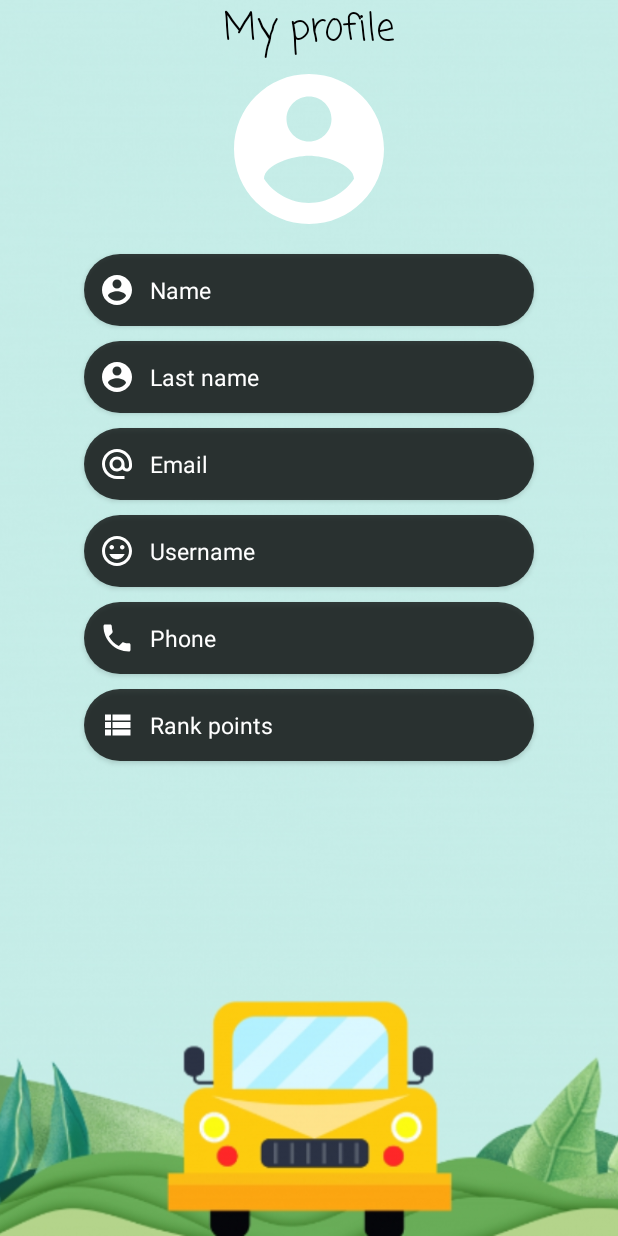
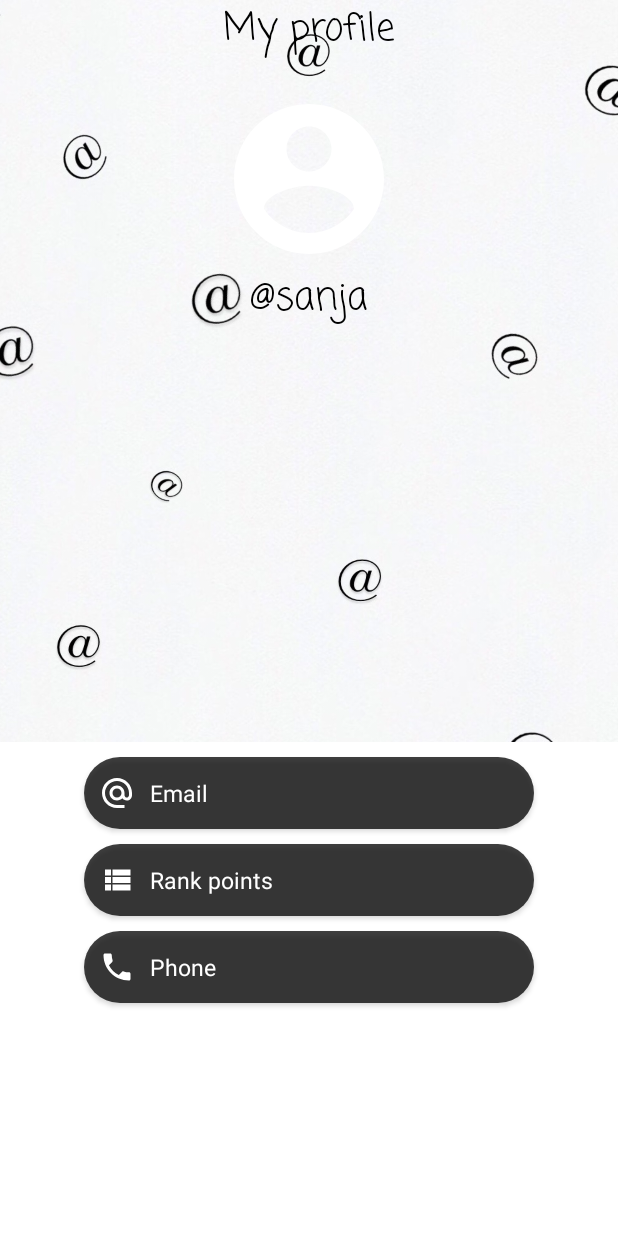
Before and after one commit to sanjamilenkovic/MOSIS-projekat, an Android app: the layout dialog_friend.xml on its own in the app's theme, with its tools: preview values and no code run, on a phone screen of 412 x 824 dp. Run offline under Robolectric (Android 15) with nearby library versions, the phone set to English and light mode, and no system bars.

```diff
--- a/Traffic/app/src/main/java/rs/elfak/mosis/trafficbuddy/SignInFragment.java
+++ b/Traffic/app/src/main/java/rs/elfak/mosis/trafficbuddy/SignInFragment.java
@@ -82,8 +82,8 @@ public class SignInFragment extends Fragment implements View.OnClickListener {
         emailEditText.addTextChangedListener(signUpTextWatcher);
         passwordEditText.addTextChangedListener(signUpTextWatcher);
 
-        emailEditText.setText("sanja@mail.com");
-        passwordEditText.setText("sanja123");
+//        emailEditText.setText("sanja@mail.com");
+//        passwordEditText.setText("sanja123");
         signInButton.setOnClickListener(signInButtonOnClickListener);
     }
 
--- a/Traffic/app/src/main/java/rs/elfak/mosis/trafficbuddy/SignUpFragment.java
+++ b/Traffic/app/src/main/java/rs/elfak/mosis/trafficbuddy/SignUpFragment.java
@@ -148,7 +148,7 @@ public class SignUpFragment extends Fragment {
             });
 
     private final View.OnClickListener imageButtonOnClickListener = v -> {
-        //dodati permisiju...
+        //dodati permisiju
         Intent intent = new Intent("android.media.action.IMAGE_CAPTURE");
         mGetContent.launch(intent);
     };
--- a/Traffic/app/src/main/java/rs/elfak/mosis/trafficbuddy/services/RealTimeLocationService.java
+++ b/Traffic/app/src/main/java/rs/elfak/mosis/trafficbuddy/services/RealTimeLocationService.java
@@ -165,7 +165,7 @@ public class RealTimeLocationService extends Service {
     }
     @Override
     public int onStartCommand(Intent intent, int flags, int startId) {
-        //startLocationUpdates();
+        startLocationUpdates();
         return START_STICKY;
     }
 
--- a/Traffic/app/src/main/res/layout/dialog_friend.xml
+++ b/Traffic/app/src/main/res/layout/dialog_friend.xml
@@ -6,11 +6,22 @@
     android:layout_height="match_parent">
 
     <ImageView
-        android:id="@+id/imageView"
+        android:id="@+id/img"
         android:layout_width="match_parent"
         android:layout_height="match_parent"
         android:scaleType="centerCrop"
-        android:src="@drawable/default_background" />
+        android:src="@color/white"/>
+
+    <ImageView
+        android:id="@+id/imageView"
+        android:layout_width="match_parent"
+        android:layout_height="0dp"
+        android:scaleType="centerCrop"
+        app:layout_constraintTop_toTopOf="parent"
+        app:layout_constraintStart_toStartOf="parent"
+        app:layout_constraintEnd_toEndOf="parent"
+        app:layout_constraintBottom_toBottomOf="@id/guideline_40"
+        android:src="@drawable/profile" />
 
     <TextView
         android:id="@+id/logo"
@@ -19,6 +30,7 @@
         android:elevation="2dp"
         android:fontFamily="casual"
         android:text="@string/my_profile"
+        android:backgroundTint="@color/white"
         android:textAllCaps="false"
         android:textColor="@color/black"
         android:textSize="@dimen/header_dim"
@@ -32,7 +44,7 @@
         android:id="@+id/image_edit"
         android:layout_width="120dp"
         android:layout_height="120dp"
-        android:layout_marginBottom="5dp"
+        android:layout_marginTop="20dp"
         android:clickable="true"
         android:focusable="true"
         android:src="@drawable/ic_baseline_account_circle_24"
@@ -40,81 +52,20 @@
         app:layout_constraintStart_toStartOf="parent"
         app:layout_constraintTop_toBottomOf="@id/logo" />
 
-
-    <Button
-        android:id="@+id/name_bck"
-        android:layout_width="wrap_content"
-        android:layout_height="wrap_content"
-        android:layout_marginTop="10dp"
-        android:alpha="0.75"
-        android:background="@drawable/background_button"
-        android:clickable="false"
-        app:layout_constraintEnd_toEndOf="parent"
-        app:layout_constraintStart_toStartOf="parent"
-        app:layout_constraintTop_toBottomOf="@id/image_edit"
-        app:layout_goneMarginTop="10dp" />
-
-    <ImageView
-        android:id="@+id/account_icon"
+    <TextView
+        android:id="@+id/username"
         android:layout_width="wrap_content"
         android:layout_height="wrap_content"
         android:elevation="2dp"
-        android:padding="10dp"
-        android:src="@drawable/ic_baseline_account_circle_24"
-        app:layout_constraintBottom_toBottomOf="@id/name_bck"
-        app:layout_constraintStart_toStartOf="@id/name_bck"
-        app:layout_constraintTop_toTopOf="@id/name_bck" />
-
-    <EditText
-        android:id="@+id/edit_name"
-        android:layout_width="0dp"
-        android:layout_height="wrap_content"
-        android:background="@android:color/transparent"
-        android:elevation="2dp"
-        android:hint="@string/name"
-        android:textColor="@color/white"
-        android:textSize="15sp"
-        app:layout_constraintBottom_toBottomOf="@+id/name_bck"
-        app:layout_constraintEnd_toEndOf="@+id/name_bck"
-        app:layout_constraintStart_toEndOf="@+id/account_icon"
-        app:layout_constraintTop_toTopOf="@id/name_bck" />
-
-    <Button
-        android:id="@+id/last_name_bck"
-        android:layout_width="wrap_content"
-        android:layout_height="wrap_content"
-        android:layout_marginTop="10dp"
-        android:alpha="0.75"
-        android:background="@drawable/background_button"
-        android:clickable="false"
+        android:fontFamily="casual"
+        android:text="\@sanja"
+        android:textAllCaps="false"
+        android:textColor="@color/black"
+        android:textSize="@dimen/header_dim"
         app:layout_constraintEnd_toEndOf="parent"
         app:layout_constraintStart_toStartOf="parent"
-        app:layout_constraintTop_toBottomOf="@id/name_bck" />
+        app:layout_constraintTop_toBottomOf="@id/image_edit"/>
 
-    <ImageView
-        android:id="@+id/account_icon2"
-        android:layout_width="wrap_content"
-        android:layout_height="wrap_content"
-        android:elevation="2dp"
-        android:padding="10dp"
-        android:src="@drawable/ic_baseline_account_circle_24"
-        app:layout_constraintBottom_toBottomOf="@id/last_name_bck"
-        app:layout_constraintStart_toStartOf="@id/last_name_bck"
-        app:layout_constraintTop_toTopOf="@id/last_name_bck" />
-
-    <EditText
-        android:id="@+id/edit_last_name"
-        android:layout_width="0dp"
-        android:layout_height="wrap_content"
-        android:background="@android:color/transparent"
-        android:elevation="2dp"
-        android:hint="@string/last_name"
-        android:textColor="@color/white"
-        android:textSize="15sp"
-        app:layout_constraintBottom_toBottomOf="@+id/last_name_bck"
-        app:layout_constraintEnd_toEndOf="@+id/last_name_bck"
-        app:layout_constraintStart_toEndOf="@+id/account_icon2"
-        app:layout_constraintTop_toTopOf="@id/last_name_bck" />
 
 
     <Button
@@ -127,7 +78,7 @@
         android:clickable="false"
         app:layout_constraintEnd_toEndOf="parent"
         app:layout_constraintStart_toStartOf="parent"
-        app:layout_constraintTop_toBottomOf="@+id/last_name_bck" />
+        app:layout_constraintTop_toBottomOf="@+id/guideline_40" />
 
     <ImageView
         android:id="@+id/account_email"
@@ -149,48 +100,10 @@
         android:hint="@string/email"
         android:textColor="@color/white"
         android:textSize="15sp"
-        app:layout_constraintBottom_toBottomOf="@+id/email_bck"
+        app:layout_constraintBottom_toBottomOf="@id/email_bck"
         app:layout_constraintEnd_toEndOf="@+id/email_bck"
-        app:layout_constraintStart_toEndOf="@+id/account_icon2"
+        app:layout_constraintStart_toEndOf="@id/account_email"
         app:layout_constraintTop_toTopOf="@id/email_bck" />
-
-    <Button
-        android:id="@+id/username_bck"
-        android:layout_width="wrap_content"
-        android:layout_height="wrap_content"
-        android:layout_marginTop="10dp"
-        android:alpha="0.75"
-        android:background="@drawable/background_button"
-        android:clickable="false"
-        app:layout_constraintEnd_toEndOf="parent"
-        app:layout_constraintStart_toStartOf="parent"
-        app:layout_constraintTop_toBottomOf="@id/email_bck" />
-
-    <ImageView
-        android:id="@+id/username_icon"
-        android:layout_width="wrap_content"
-        android:layout_height="wrap_content"
-        android:elevation="2dp"
-        android:padding="10dp"
-        android:src="@drawable/ic_baseline_username_24"
-        app:layout_constraintBottom_toBottomOf="@id/username_bck"
-        app:layout_constraintStart_toStartOf="@id/username_bck"
-        app:layout_constraintTop_toTopOf="@id/username_bck" />
-
-    <EditText
-        android:id="@+id/edit_username"
-        android:layout_width="0dp"
-        android:layout_height="wrap_content"
-        android:background="@android:color/transparent"
-        android:elevation="2dp"
-        android:hint="@string/username"
-        android:textColor="@color/white"
-        android:textSize="15sp"
-        app:layout_constraintBottom_toBottomOf="@+id/username_bck"
-        app:layout_constraintEnd_toEndOf="@+id/username_bck"
-        app:layout_constraintStart_toEndOf="@+id/username_icon"
-        app:layout_constraintTop_toTopOf="@id/username_bck" />
-
 
     <Button
         android:id="@+id/rank_bck"
@@ -202,7 +115,7 @@
         android:clickable="false"
         app:layout_constraintEnd_toEndOf="parent"
         app:layout_constraintStart_toStartOf="parent"
-        app:layout_constraintTop_toBottomOf="@id/phone_bck" />
+        app:layout_constraintTop_toBottomOf="@id/email_bck" />
 
     <ImageView
         android:id="@+id/password_icon"
@@ -239,7 +152,7 @@
         android:clickable="false"
         app:layout_constraintEnd_toEndOf="parent"
         app:layout_constraintStart_toStartOf="parent"
-        app:layout_constraintTop_toBottomOf="@id/username_bck" />
+        app:layout_constraintTop_toBottomOf="@id/rank_bck" />
 
     <ImageView
         android:id="@+id/phone_icon"
@@ -274,4 +187,11 @@
         android:orientation="horizontal"
         app:layout_constraintGuide_percent="0.80" />
 
+    <androidx.constraintlayout.widget.Guideline
+        android:id="@+id/guideline_40"
+        android:layout_width="wrap_content"
+        android:layout_height="wrap_content"
+        android:orientation="horizontal"
+        app:layout_constraintGuide_percent="0.60" />
+
 </androidx.constraintlayout.widget.ConstraintLayout>
--- a/Traffic/app/src/main/res/layout/fragment_sign_up.xml
+++ b/Traffic/app/src/main/res/layout/fragment_sign_up.xml
@@ -185,6 +185,7 @@
         android:background="@android:color/transparent"
         android:hint="Password"
         android:textSize="15dp"
+        android:inputType="textPassword"
         android:elevation="2dp"
         app:layout_constraintBottom_toBottomOf="@+id/password_bck"
         app:layout_constraintEnd_toEndOf="@+id/password_bck"
```
Also changed, not shown: Traffic/app/src/main/java/rs/elfak/mosis/trafficbuddy/FriendsFragment.java (+6 -6 lines), Traffic/app/src/main/java/rs/elfak/mosis/trafficbuddy/dialogs/FriendDialog.java (+9 -9 lines), Traffic/app/src/main/res/layout/dialog_current_report.xml (+1 -23 lines), Traffic/app/src/main/res/layout/fragment_friends.xml (+28 -0 lines), Traffic/app/src/main/res/drawable/profile.jpg (added), Traffic/app/src/main/res/drawable/white.jpg (added).
